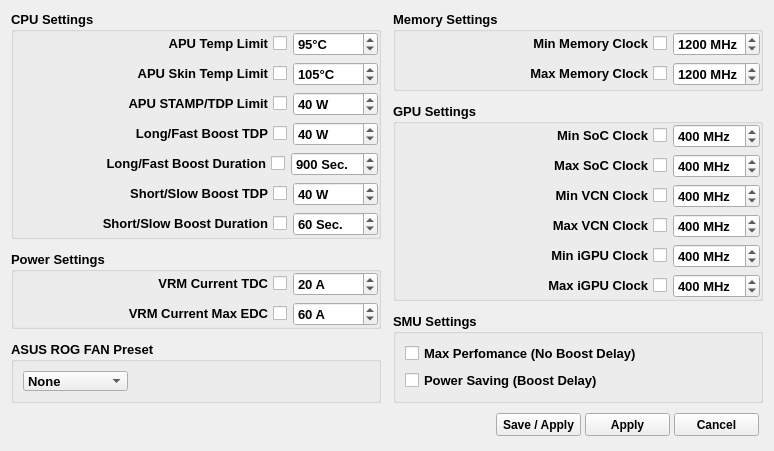
Old version of the form CtrlAPUForm.ui in the repository xodj/RyzenAdjCtrl.
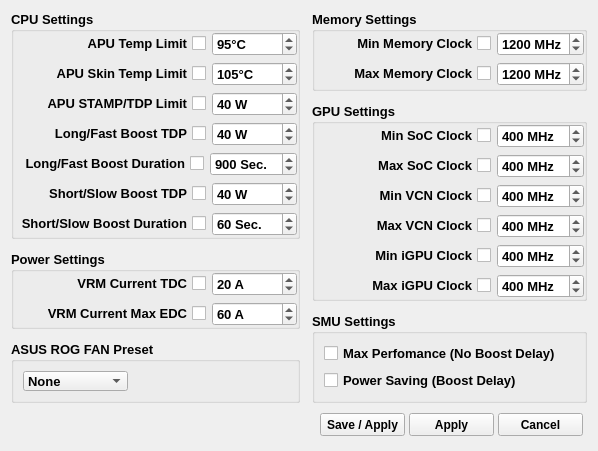
New version of the form.

```diff
--- a/CtrlAPUForm.ui
+++ b/CtrlAPUForm.ui
@@ -6,8 +6,8 @@
    <rect>
     <x>0</x>
     <y>0</y>
-    <width>774</width>
-    <height>448</height>
+    <width>598</width>
+    <height>427</height>
    </rect>
   </property>
   <property name="minimumSize">
```
